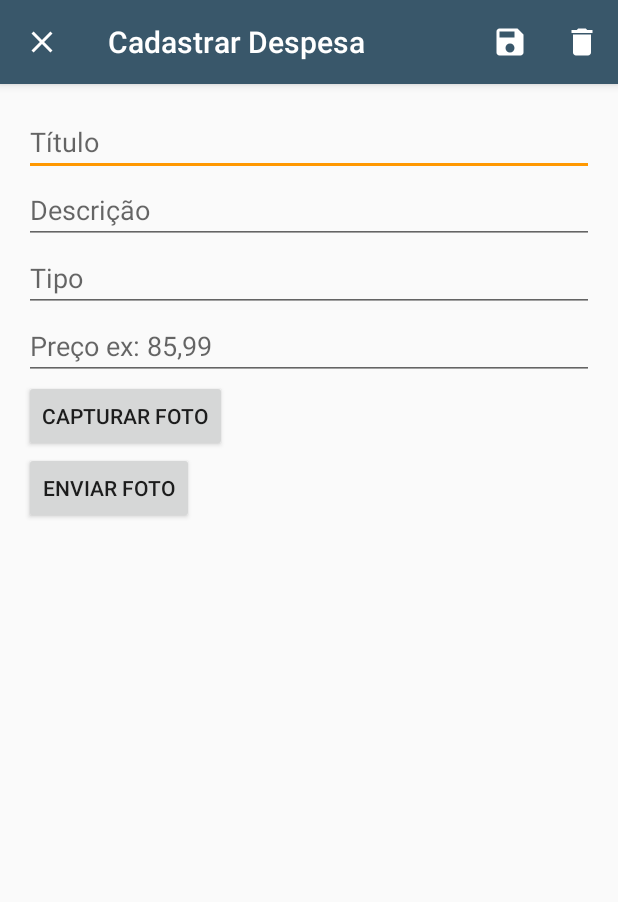
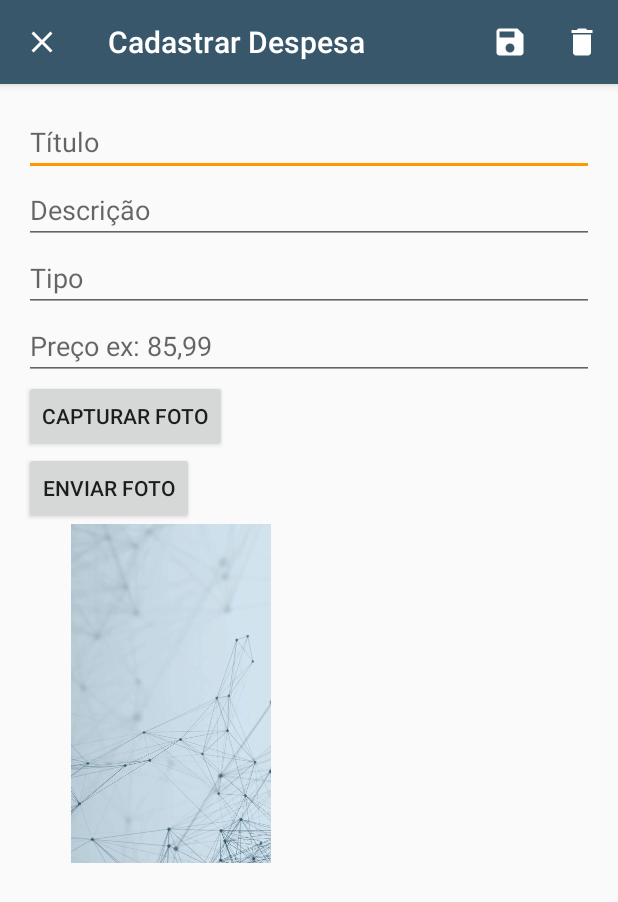
Before and after one commit to gildardmhn/DespesasAppAndroid, an Android app: the AddEditDespesaActivity screen opened directly, with no data from a screen before it, on a phone screen of 412 x 824 dp. Shown: the top 902 px of the screen. Run offline under Robolectric (Android 15) with nearby library versions, the phone set to English and light mode, and no system bars; our stand-ins replace Firebase (no records; nobody signed in at launch, a user with empty details on screens opened directly).

```diff
--- a/app/src/main/res/layout/activity_add_despesa.xml
+++ b/app/src/main/res/layout/activity_add_despesa.xml
@@ -51,6 +51,7 @@
     <ImageView
         android:id="@+id/image_anexo"
         android:layout_width="196dp"
-        android:layout_height="226dp" />
+        android:layout_height="226dp"
+        android:src="@drawable/background"/>
 
 </LinearLayout>
--- a/build.gradle
+++ b/build.gradle
@@ -7,7 +7,7 @@ buildscript {
 
     }
     dependencies {
-        classpath 'com.android.tools.build:gradle:3.4.1'
+        classpath 'com.android.tools.build:gradle:3.4.2'
         classpath 'com.google.gms:google-services:4.2.0'
 
         // NOTE: Do not place your application dependencies here; they belong
```
Also changed, not shown: 1 other file.
